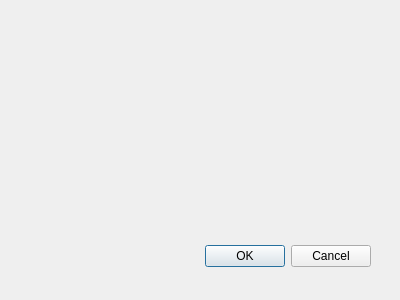
Before: the Qt Designer form buncuts/res/ui/about.ui in rongmu/buncuts, drawn with Qt 5.
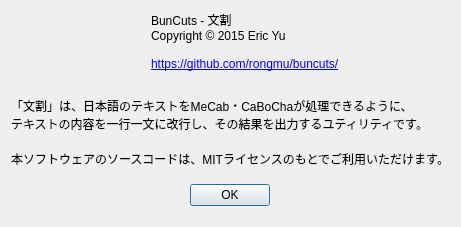
After: the same form once the commit is applied. Icons and pictures are not drawn.

Patch:
```diff
--- a/buncuts/res/ui/about.ui
+++ b/buncuts/res/ui/about.ui
@@ -6,29 +6,155 @@
    <rect>
     <x>0</x>
     <y>0</y>
-    <width>400</width>
-    <height>300</height>
+    <width>367</width>
+    <height>227</height>
    </rect>
   </property>
+  <property name="maximumSize">
+   <size>
+    <width>367</width>
+    <height>236</height>
+   </size>
+  </property>
+  <property name="font">
+   <font>
+    <family>Meiryo UI</family>
+   </font>
+  </property>
   <property name="windowTitle">
    <string>About</string>
   </property>
-  <widget class="QDialogButtonBox" name="buttonBox">
-   <property name="geometry">
-    <rect>
-     <x>30</x>
-     <y>240</y>
-     <width>341</width>
-     <height>32</height>
-    </rect>
-   </property>
-   <property name="orientation">
-    <enum>Qt::Horizontal</enum>
-   </property>
-   <property name="standardButtons">
-    <set>QDialogButtonBox::Cancel|QDialogButtonBox::Ok</set>
-   </property>
-  </widget>
+  <layout class="QVBoxLayout" name="verticalLayout_3">
+   <item>
+    <layout class="QHBoxLayout" name="horizontalLayout_2">
+     <item>
+      <spacer name="horizontalSpacer">
+       <property name="orientation">
+        <enum>Qt::Horizontal</enum>
+       </property>
+       <property name="sizeHint" stdset="0">
+        <size>
+         <width>40</width>
+         <height>20</height>
+        </size>
+       </property>
+      </spacer>
+     </item>
+     <item>
+      <widget class="QLabel" name="labelIcon">
+       <property name="text">
+        <string/>
+       </property>
+       <property name="pixmap">
+        <pixmap resource="../app.qrc">:/img/icon.64.png</pixmap>
+       </property>
+      </widget>
+     </item>
+     <item>
+      <spacer name="horizontalSpacer_3">
+       <property name="orientation">
+        <enum>Qt::Horizontal</enum>
+       </property>
+       <property name="sizeType">
+        <enum>QSizePolicy::Fixed</enum>
+       </property>
+       <property name="sizeHint" stdset="0">
+        <size>
+         <width>16</width>
+         <height>20</height>
+        </size>
+       </property>
+      </spacer>
+     </item>
+     <item>
+      <widget class="QLabel" name="label">
+       <property name="text">
+        <string>&lt;!DOCTYPE HTML PUBLIC &quot;-//W3C//DTD HTML 4.0//EN&quot; &quot;http://www.w3.org/TR/REC-html40/strict.dtd&quot;&gt;
+&lt;html&gt;&lt;head&gt;&lt;meta name=&quot;qrichtext&quot; content=&quot;1&quot; /&gt;&lt;style type=&quot;text/css&quot;&gt;
+p, li { white-space: pre-wrap; }
+&lt;/style&gt;&lt;/head&gt;&lt;body style=&quot; font-family:'Meiryo UI'; font-size:9pt; font-weight:400; font-style:normal;&quot;&gt;
+&lt;p style=&quot; margin-top:12px; margin-bottom:12px; margin-left:0px; margin-right:0px; -qt-block-indent:0; text-indent:0px;&quot;&gt;BunCuts - 文割&lt;br /&gt;Copyright © 2015 Eric Yu&lt;br /&gt;&lt;br /&gt;&lt;a href=&quot;https://github.com/rongmu/buncuts/&quot;&gt;&lt;span style=&quot; text-decoration: underline; color:#0000ff;&quot;&gt;https://github.com/rongmu/buncuts/&lt;/span&gt;&lt;/a&gt;&lt;/p&gt;&lt;/body&gt;&lt;/html&gt;</string>
+       </property>
+      </widget>
+     </item>
+     <item>
+      <spacer name="horizontalSpacer_2">
+       <property name="orientation">
+        <enum>Qt::Horizontal</enum>
+       </property>
+       <property name="sizeHint" stdset="0">
+        <size>
+         <width>40</width>
+         <height>20</height>
+        </size>
+       </property>
+      </spacer>
+     </item>
+    </layout>
+   </item>
+   <item>
+    <spacer name="verticalSpacer">
+     <property name="orientation">
+      <enum>Qt::Vertical</enum>
+     </property>
+     <property name="sizeType">
+      <enum>QSizePolicy::Fixed</enum>
+     </property>
+     <property name="sizeHint" stdset="0">
+      <size>
+       <width>20</width>
+       <height>20</height>
+      </size>
+     </property>
+    </spacer>
+   </item>
+   <item alignment="Qt::AlignHCenter">
+    <widget class="QLabel" name="label_2">
+     <property name="text">
+      <string>&lt;html&gt;&lt;head/&gt;&lt;body&gt;&lt;p&gt;「文割」は、日本語のテキストをMeCab・CaBoChaが処理できるように、&lt;br/&gt;テキストの内容を一行一文に改行し、その結果を出力するユティリティです。&lt;br/&gt;&lt;br/&gt;本ソフトウェアのソースコードは、MITライセンスのもとでご利用いただけます。&lt;/p&gt;&lt;/body&gt;&lt;/html&gt;</string>
+     </property>
+    </widget>
+   </item>
+   <item>
+    <spacer name="verticalSpacer_2">
+     <property name="orientation">
+      <enum>Qt::Vertical</enum>
+     </property>
+     <property name="sizeType">
+      <enum>QSizePolicy::Fixed</enum>
+     </property>
+     <property name="sizeHint" stdset="0">
+      <size>
+       <width>20</width>
+       <height>10</height>
+      </size>
+     </property>
+    </spacer>
+   </item>
+   <item alignment="Qt::AlignHCenter">
+    <widget class="QDialogButtonBox" name="buttonBox">
+     <property name="standardButtons">
+      <set>QDialogButtonBox::Ok</set>
+     </property>
+     <property name="centerButtons">
+      <bool>false</bool>
+     </property>
+    </widget>
+   </item>
+   <item>
+    <spacer name="verticalSpacer_3">
+     <property name="orientation">
+      <enum>Qt::Vertical</enum>
+     </property>
+     <property name="sizeHint" stdset="0">
+      <size>
+       <width>20</width>
+       <height>40</height>
+      </size>
+     </property>
+    </spacer>
+   </item>
+  </layout>
  </widget>
  <resources/>
  <connections>
```
Left out of the diff: 41 changed lines with no effect on the pictures.
